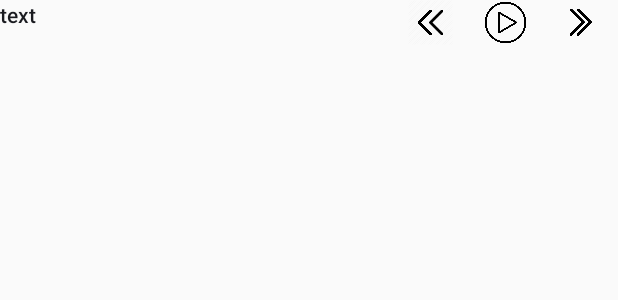
After one commit to alpheonix/Musik-a, an Android app: the layout activity_notification.xml on its own in the app's theme, with its tools: preview values and no code run, on a phone screen of 412 x 824 dp. The commit adds this screen. Shown: the top 300 px of the screen. Run offline under Robolectric (Android 15) with nearby library versions, the phone set to English and light mode, and no system bars.

Commit message:
add notif no interaction

```diff
--- a/esgi-4a-2020/app/build.gradle
+++ b/esgi-4a-2020/app/build.gradle
@@ -50,6 +50,8 @@ dependencies {
     implementation fileTree(dir: 'libs', include: ['*.jar'])
     implementation "org.jetbrains.kotlin:kotlin-stdlib-jdk7:$kotlin_version"
     implementation 'androidx.appcompat:appcompat:1.1.0'
+    implementation "com.android.support:support-compat:28.0.0"
+
     implementation 'androidx.core:core-ktx:1.2.0'
     implementation 'androidx.constraintlayout:constraintlayout:1.1.3'
     implementation 'androidx.legacy:legacy-support-v4:1.0.0'
--- a/esgi-4a-2020/app/src/main/java/com/axt/esgi/esgi4a2020/data/model/Player.kt
+++ b/esgi-4a-2020/app/src/main/java/com/axt/esgi/esgi4a2020/data/model/Player.kt
@@ -1,5 +1,7 @@
 package com.axt.esgi.esgi4a2020.data.model
 
  class Player (
-    var tracks: ArrayList<Tracks>
+    var tracks: ArrayList<Tracks>,
+    var position:Int,
+    var musicTime:Int
 )
--- a/esgi-4a-2020/app/src/main/java/com/axt/esgi/esgi4a2020/recycler/AlbumsAdapter.kt
+++ b/esgi-4a-2020/app/src/main/java/com/axt/esgi/esgi4a2020/recycler/AlbumsAdapter.kt
@@ -36,6 +36,7 @@ class AlbumsAdapter : RecyclerView.Adapter<AlbumsAdapter.PhotoViewHolder>() {
     override fun onBindViewHolder(holder: PhotoViewHolder, position: Int) {
         val photo = data[position]
 
+
             with(holder) {
                 titleTv.text = photo.title
                 Glide.with(itemView)
@@ -46,6 +47,9 @@ class AlbumsAdapter : RecyclerView.Adapter<AlbumsAdapter.PhotoViewHolder>() {
                 itemView.setOnClickListener { listener?.invoke(photo) }
             }
 
+
+
+
     }
 
 
--- a/esgi-4a-2020/app/src/main/java/com/axt/esgi/esgi4a2020/recycler/AlbumsFragment.kt
+++ b/esgi-4a-2020/app/src/main/java/com/axt/esgi/esgi4a2020/recycler/AlbumsFragment.kt
@@ -1,6 +1,5 @@
 package com.axt.esgi.esgi4a2020.recycler
 
-import android.graphics.Canvas
 import android.graphics.Color
 import android.graphics.drawable.ColorDrawable
 import android.os.Bundle
@@ -10,16 +9,13 @@ import android.view.ViewGroup
 import androidx.fragment.app.Fragment
 import androidx.navigation.fragment.findNavController
 import androidx.recyclerview.widget.DividerItemDecoration
-import androidx.recyclerview.widget.ItemTouchHelper
 import androidx.recyclerview.widget.LinearLayoutManager
 import androidx.recyclerview.widget.RecyclerView
 import com.axt.esgi.esgi4a2020.R
 import com.axt.esgi.esgi4a2020.common.showError
 import com.axt.esgi.esgi4a2020.data.api.DeezerProvider
-import com.axt.esgi.esgi4a2020.data.api.Listener
 import com.axt.esgi.esgi4a2020.data.api.Listener2
 import com.axt.esgi.esgi4a2020.data.model.Album
-import com.axt.esgi.esgi4a2020.data.model.Tracks
 
 
 /**
@@ -50,6 +46,7 @@ import com.axt.esgi.esgi4a2020.data.model.Tracks
     private fun getAlbums() {
         DeezerProvider.getAlbum(object : Listener2<List<Album>> {
             override fun onSuccess(data: List<Album>) {
+
                 albumsAdapter.data = data as ArrayList<Album>
             }
 
--- a/esgi-4a-2020/app/src/main/res/layout/activity_main.xml
+++ b/esgi-4a-2020/app/src/main/res/layout/activity_main.xml
@@ -24,22 +24,25 @@
       app:layout_constraintVertical_bias="1.0"
       tools:layout_editor_absoluteX="-16dp"
       android:gravity="center"
+      android:background="@color/colorAccent"
       >
 
     <ImageView
         android:layout_width="50dp"
         android:layout_height="30dp"
+        android:id="@+id/previous_button"
         android:src="@drawable/previous"/>
 
     <ImageView
         android:layout_width="50dp"
         android:layout_height="30dp"
+        android:id="@+id/play_button"
         android:src="@drawable/play" />
 
     <ImageView
         android:layout_width="50dp"
         android:layout_height="30dp"
-
+        android:id="@+id/next_button"
         android:src="@drawable/next" />
 
 
--- /dev/null
+++ b/esgi-4a-2020/app/src/main/res/layout/activity_notification.xml
@@ -0,0 +1,31 @@
+<?xml version="1.0" encoding="utf-8"?>
+<LinearLayout
+    xmlns:android="http://schemas.android.com/apk/res/android"
+    android:layout_width="match_parent"
+    android:layout_height="wrap_content">
+    <TextView
+        android:layout_width="wrap_content"
+        android:layout_height="match_parent"
+        android:layout_weight="1"
+        android:text="text"
+        android:id="@+id/notification_title"
+        style="@style/TextAppearance.Compat.Notification.Title" />
+    <ImageView
+        android:layout_width="50dp"
+        android:layout_height="30dp"
+        android:id="@+id/notif_previous_button"
+        android:src="@drawable/previous"/>
+
+    <ImageView
+        android:layout_width="50dp"
+        android:layout_height="30dp"
+        android:id="@+id/notif_play_button"
+        android:src="@drawable/play" />
+
+    <ImageView
+        android:layout_width="50dp"
+        android:layout_height="30dp"
+        android:id="@+id/notif_next_button"
+        android:src="@drawable/next" />
+
+</LinearLayout>
--- a/esgi-4a-2020/app/src/main/res/values/strings.xml
+++ b/esgi-4a-2020/app/src/main/res/values/strings.xml
@@ -5,4 +5,6 @@
     <string name="hello_blank_fragment">Hello blank fragment</string>
     <string name="recycler_view">RecyclerView</string>
     <string name="musik_a">Musik’a</string>
+    <string name="channel_name">Channel name</string>
+    <string name="channel_description">Channel desc</string>
 </resources>
```
Also changed, not shown: esgi-4a-2020/app/src/main/AndroidManifest.xml (+7 -1 lines), esgi-4a-2020/app/src/main/java/com/axt/esgi/esgi4a2020/MainActivity.kt (+51 -0 lines), esgi-4a-2020/app/src/main/java/com/axt/esgi/esgi4a2020/Myapp.kt (+88 -3 lines), esgi-4a-2020/app/src/main/java/com/axt/esgi/esgi4a2020/Notification.kt (added, +37 -0 lines), esgi-4a-2020/app/src/main/java/com/axt/esgi/esgi4a2020/NotificationReciver.kt (added, +15 -0 lines), esgi-4a-2020/app/src/main/java/com/axt/esgi/esgi4a2020/data/dto/mapper/DeezerMapper.kt (+12 -3 lines), esgi-4a-2020/app/src/main/java/com/axt/esgi/esgi4a2020/recycler/TracksAdapter.kt (+20 -3 lines), esgi-4a-2020/app/src/main/java/com/axt/esgi/esgi4a2020/data/model/Tracks.kt (line endings or trailing spaces), 2 other files. Lines whose indentation alone changed are shown as unchanged.
